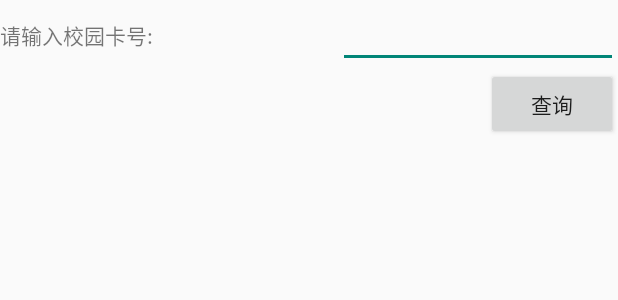
After one commit to SNNU-CS/SNNU-Android, an Android app: the layout fragment_card.xml on its own in the app's theme, with its tools: preview values and no code run, on a phone screen of 412 x 824 dp. The commit adds this screen. Shown: the top 300 px of the screen. Run offline under Robolectric (Android 15) with nearby library versions, the phone set to English and light mode, and no system bars; network calls fail.

Commit message:
feat: 校园卡明细查询

```diff
--- a/app/src/main/java/io/github/zhaoqi99/snnu_android/Tab.java
+++ b/app/src/main/java/io/github/zhaoqi99/snnu_android/NewsTab.java
@@ -21,7 +21,7 @@ import java.util.List;
 /**
  * A simple {@link Fragment} subclass.
  */
-public class Tab extends Fragment {
+public class NewsTab extends Fragment {
     private RecyclerView recyclerView;
     private mNoticeRecyclerViewAdapter mNoticeRecyclerViewAdapter;
 
@@ -40,7 +40,7 @@ public class Tab extends Fragment {
     ArrayList<NoticeMessage> newsList = new ArrayList<>();
     String result;
 
-    public Tab() {
+    public NewsTab() {
         // Required empty public constructor
     }
 
@@ -70,7 +70,6 @@ public class Tab extends Fragment {
 
         @Override
         protected void onPostExecute(String result) {
-            newsList.add(new NoticeMessage("title", "date", "link", "dasda", "da"));
             newsList=getNotice(result);
             mNoticeRecyclerViewAdapter = new mNoticeRecyclerViewAdapter(newsList);
             LinearLayoutManager layoutManager = new LinearLayoutManager(view.getContext());
--- /dev/null
+++ b/app/src/main/res/layout/fragment_card.xml
@@ -0,0 +1,54 @@
+<?xml version="1.0" encoding="utf-8"?>
+<LinearLayout xmlns:android="http://schemas.android.com/apk/res/android"
+    xmlns:tools="http://schemas.android.com/tools"
+    android:layout_width="match_parent"
+    android:layout_height="match_parent"
+    android:orientation="vertical"
+    tools:context=".CardFragment">
+
+    <LinearLayout
+        android:layout_width="match_parent"
+        android:layout_height="wrap_content"
+        android:orientation="horizontal">
+
+        <TextView
+            android:id="@+id/textView"
+            android:layout_width="match_parent"
+            android:layout_height="wrap_content"
+            android:layout_weight="1.5"
+            android:text="请输入校园卡号:" />
+
+        <EditText
+            android:id="@+id/editText_id"
+            android:layout_width="match_parent"
+            android:layout_height="wrap_content"
+            android:layout_weight="1.8"
+            android:ems="10"
+            android:inputType="textPersonName" />
+
+
+    </LinearLayout>
+
+    <Button
+        android:id="@+id/button_search"
+        android:layout_width="wrap_content"
+        android:layout_height="wrap_content"
+        android:layout_gravity="right"
+        android:text="查询" />
+
+    <LinearLayout
+        android:layout_width="match_parent"
+        android:layout_height="match_parent"
+        android:orientation="vertical">
+
+
+        <android.support.v7.widget.RecyclerView
+            android:id="@+id/recycler_view_card"
+            android:layout_width="match_parent"
+            android:layout_height="wrap_content">
+
+        </android.support.v7.widget.RecyclerView>
+
+     </LinearLayout>
+
+</LinearLayout>
```
Also changed, not shown: app/src/main/java/io/github/zhaoqi99/snnu_android/CardFragment.java (added, +139 -0 lines), app/src/main/java/io/github/zhaoqi99/snnu_android/CardMessage.java (added, +40 -0 lines), app/src/main/java/io/github/zhaoqi99/snnu_android/MainActivity.java (+12 -1 lines), app/src/main/java/io/github/zhaoqi99/snnu_android/NewsFragment.java (+2 -5 lines), app/src/main/java/io/github/zhaoqi99/snnu_android/myCardRecyclerViewAdapter.java (added, +58 -0 lines), app/src/main/res/layout/card_recycler_layout.xml (added, +58 -0 lines), app/src/main/res/layout/fragment_tab.xml (+2 -5 lines).
